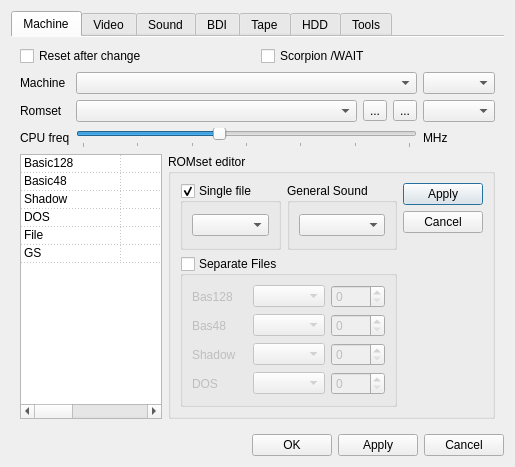
Before: the Qt Designer form ui/setupwin.ui in samstyle/Xpeccy, drawn with Qt 5.
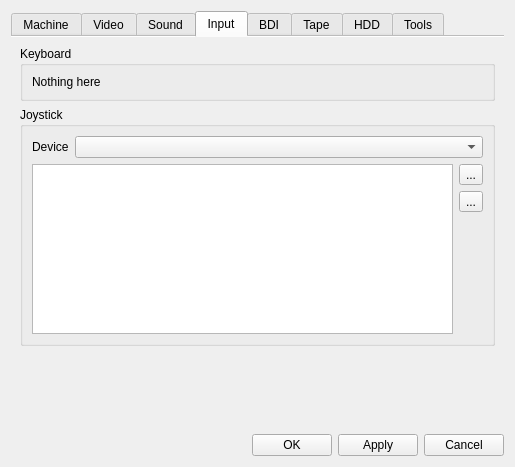
After: the same form once the commit is applied. The open tabs and pages were chosen to show the change. Icons and pictures are not drawn.

What changed in the file:
```diff
--- a/ui/setupwin.ui
+++ b/ui/setupwin.ui
@@ -35,7 +35,7 @@
    <iconset resource="../xpeccy.qrc">
     <normaloff>:/images/logo.png</normaloff>:/images/logo.png</iconset>
   </property>
-  <layout class="QVBoxLayout" name="verticalLayout_2">
+  <layout class="QVBoxLayout" name="verticalLayout_28">
    <item>
     <layout class="QVBoxLayout" name="verticalLayout">
      <item>
@@ -1019,6 +1019,143 @@
          </item>
         </layout>
        </widget>
+       <widget class="QWidget" name="tab">
+        <property name="enabled">
+         <bool>true</bool>
+        </property>
+        <attribute name="icon">
+         <iconset resource="../xpeccy.qrc">
+          <normaloff>:/images/keyboard.png</normaloff>:/images/keyboard.png</iconset>
+        </attribute>
+        <attribute name="title">
+         <string>Input</string>
+        </attribute>
+        <layout class="QVBoxLayout" name="verticalLayout_30">
+         <item>
+          <widget class="QGroupBox" name="groupBox_4">
+           <property name="title">
+            <string>Keyboard</string>
+           </property>
+           <layout class="QVBoxLayout" name="verticalLayout_29">
+            <item>
+             <widget class="QLabel" name="label_39">
+              <property name="text">
+               <string>Nothing here</string>
+              </property>
+             </widget>
+            </item>
+           </layout>
+          </widget>
+         </item>
+         <item>
+          <widget class="QGroupBox" name="joyBox">
+           <property name="title">
+            <string>Joystick</string>
+           </property>
+           <layout class="QVBoxLayout" name="verticalLayout_31">
+            <item>
+             <layout class="QHBoxLayout" name="horizontalLayout_22" stretch="0,10">
+              <item>
+               <widget class="QLabel" name="label_40">
+                <property name="text">
+                 <string>Device</string>
+                </property>
+               </widget>
+              </item>
+              <item>
+               <widget class="QComboBox" name="inpDevice"/>
+              </item>
+             </layout>
+            </item>
+            <item>
+             <layout class="QHBoxLayout" name="bindLayout">
+              <item>
+               <widget class="QTableWidget" name="bindTable">
+                <property name="editTriggers">
+                 <set>QAbstractItemView::NoEditTriggers</set>
+                </property>
+                <property name="selectionMode">
+                 <enum>QAbstractItemView::SingleSelection</enum>
+                </property>
+                <property name="selectionBehavior">
+                 <enum>QAbstractItemView::SelectRows</enum>
+                </property>
+                <property name="gridStyle">
+                 <enum>Qt::DotLine</enum>
+                </property>
+                <attribute name="horizontalHeaderDefaultSectionSize">
+                 <number>150</number>
+                </attribute>
+                <attribute name="horizontalHeaderMinimumSectionSize">
+                 <number>150</number>
+                </attribute>
+                <attribute name="horizontalHeaderStretchLastSection">
+                 <bool>true</bool>
+                </attribute>
+                <attribute name="verticalHeaderDefaultSectionSize">
+                 <number>17</number>
+                </attribute>
+               </widget>
+              </item>
+              <item>
+               <layout class="QVBoxLayout" name="verticalLayout_2">
+                <item>
+                 <widget class="QToolButton" name="addBind">
+                  <property name="text">
+                   <string>...</string>
+                  </property>
+                  <property name="icon">
+                   <iconset resource="../xpeccy.qrc">
+                    <normaloff>:/images/add.png</normaloff>:/images/add.png</iconset>
+                  </property>
+                 </widget>
+                </item>
+                <item>
+                 <widget class="QToolButton" name="delBind">
+                  <property name="text">
+                   <string>...</string>
+                  </property>
+                  <property name="icon">
+                   <iconset resource="../xpeccy.qrc">
+                    <normaloff>:/images/cancel.png</normaloff>:/images/cancel.png</iconset>
+                  </property>
+                 </widget>
+                </item>
+                <item>
+                 <spacer name="verticalSpacer_13">
+                  <property name="orientation">
+                   <enum>Qt::Vertical</enum>
+                  </property>
+                  <property name="sizeHint" stdset="0">
+                   <size>
+                    <width>20</width>
+                    <height>40</height>
+                   </size>
+                  </property>
+                 </spacer>
+                </item>
+               </layout>
+              </item>
+             </layout>
+            </item>
+           </layout>
+          </widget>
+         </item>
+         <item>
+          <spacer name="verticalSpacer_12">
+           <property name="orientation">
+            <enum>Qt::Vertical</enum>
+           </property>
+           <property name="sizeHint" stdset="0">
+            <size>
+             <width>20</width>
+             <height>94</height>
+            </size>
+           </property>
+          </spacer>
+         </item>
+        </layout>
+       </widget>
        <widget class="QWidget" name="tab4">
         <attribute name="icon">
          <iconset resource="../xpeccy.qrc">
```
